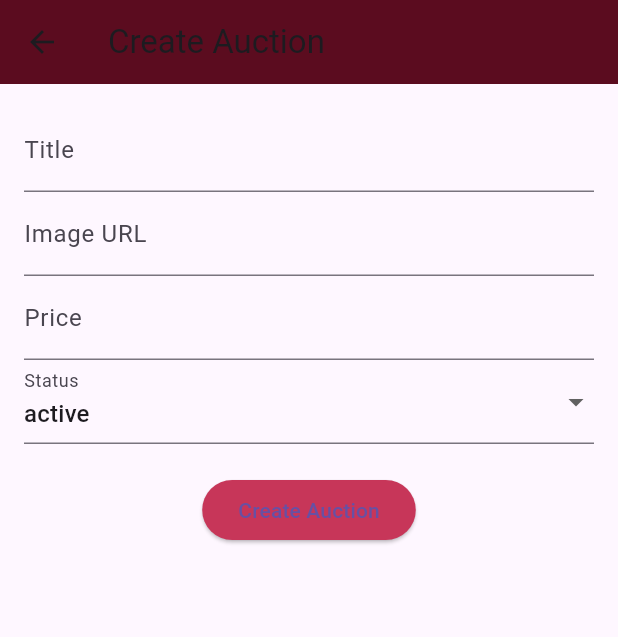
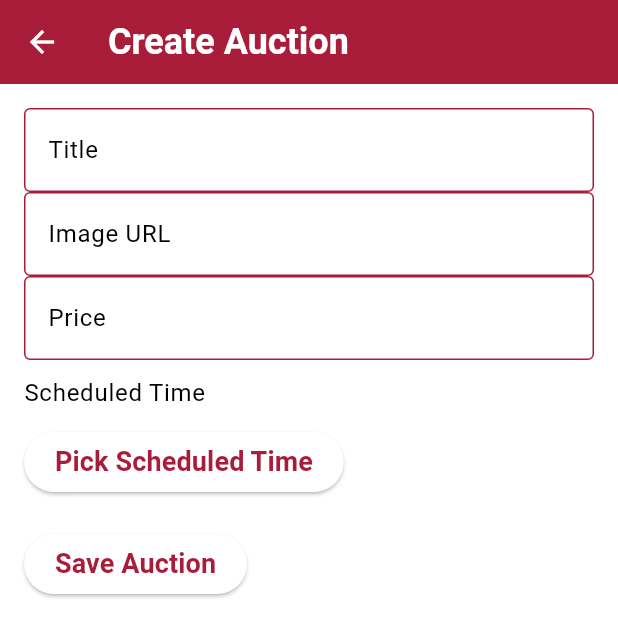
Before and after one commit to AlleTre-E-Commerce-Complex/alletre-flutter, a Flutter app: the screen it shows after launch, after a tap on "Create Auction", on a phone screen of 412 x 824 dp. Shown: the top 637 px of the screen. Run offline on Flutter 3.47's test engine with Material 3 defaults, Android fonts, the phone set to English and light mode, and no system bars; Roboto replaces fonts that are missing (Montserrat).

```diff
--- a/lib/main.dart
+++ b/lib/main.dart
@@ -1,15 +1,11 @@
 import 'package:alletre_app/controller/providers/auction_provider.dart';
+import 'package:alletre_app/utils/theme/app_theme.dart';
 import 'package:alletre_app/view/home/home_screen.dart';
 import 'package:flutter/material.dart';
 import 'package:provider/provider.dart';
 
 void main() {
-  runApp(
-    ChangeNotifierProvider(
-      create: (context) => AuctionProvider(),
-      child: const MyApp(),
-    ),
-  );
+  runApp(const MyApp());
 }
 
 class MyApp extends StatelessWidget {
@@ -17,13 +13,18 @@ class MyApp extends StatelessWidget {
 
   @override
   Widget build(BuildContext context) {
-    return MaterialApp(
-      title: 'Alletre Auction',
-      theme: ThemeData(
-        primarySwatch: Colors.red,
-        visualDensity: VisualDensity.adaptivePlatformDensity,
+    return MultiProvider(
+      providers: [
+        ChangeNotifierProvider(
+          create: (context) => AuctionProvider(),
+        ),
+      ],
+      child: MaterialApp(
+        title: 'Alletre',
+        theme: customTheme(),
+        debugShowCheckedModeBanner: false,
+        home: const HomeScreen(),
       ),
-      home: HomeScreen(),
     );
   }
 }
--- a/lib/model/auction_item.dart
+++ b/lib/model/auction_item.dart
@@ -2,12 +2,19 @@ class AuctionItem {
   final String title;
   final String imageUrl;
   final String price;
-  final String status; // "Active" or "Scheduled"
+  String status;  // "scheduled" or "active"
+  final DateTime scheduledTime;
 
   AuctionItem({
     required this.title,
     required this.imageUrl,
     required this.price,
-    required this.status,
+    this.status = 'scheduled',  // Default status is 'scheduled'
+    required this.scheduledTime,
   });
+
+  // Method to check if the auction should be marked as active
+  bool isActive() {
+    return DateTime.now().isAfter(scheduledTime);
+  }
 }
--- /dev/null
+++ b/lib/utils/theme/app_theme.dart
@@ -0,0 +1,94 @@
+import 'package:flutter/material.dart';
+
+// Define color palette
+const Color onSecondaryColor = Color(0xFF000000);
+const Color primaryVariantColor = Color(0xFF5b0c1f);
+const Color primaryColor = Color(0xFFa91d3a);
+const Color surfaceColor = Color(0xFFc73659);
+const Color secondaryColor = Color(0xFFFFFFFF);
+const Color errorColor = Color(0xFFe40909);
+const Color activeColor = Color(0xFF089F28);
+const Color scheduledColor = Color(0xFFD57A0A);
+
+ThemeData customTheme() {
+  return ThemeData(
+    primaryColor: primaryColor,
+    primaryColorDark: primaryVariantColor,
+    primaryColorLight: surfaceColor,
+    hintColor: surfaceColor,
+    fontFamily: 'Montserrat', // Apply Montserrat font
+
+    // Define text styles
+    textTheme: const TextTheme(
+      displayLarge: TextStyle(
+          fontWeight: FontWeight.bold, fontSize: 32, color: onSecondaryColor),
+      displayMedium: TextStyle(
+          fontWeight: FontWeight.w600, fontSize: 28, color: onSecondaryColor),
+      bodyLarge: TextStyle(
+          fontWeight: FontWeight.w400, fontSize: 16, color: onSecondaryColor),
+      bodyMedium: TextStyle(
+          fontWeight: FontWeight.w300, fontSize: 14, color: onSecondaryColor),
+      bodySmall: TextStyle(
+          fontWeight: FontWeight.w300, fontSize: 12, color: onSecondaryColor),
+      labelLarge: TextStyle(
+          fontWeight: FontWeight.w600, fontSize: 18, color: secondaryColor),
+      titleLarge: TextStyle(
+          fontWeight: FontWeight.w700, fontSize: 24, color: onSecondaryColor),
+    ),
+
+    // Color scheme with errorColor
+    colorScheme: ColorScheme.fromSwatch(
+        primarySwatch: MaterialColor(primaryColor.value, const {
+      50: primaryColor,
+      100: primaryColor,
+      200: primaryColor,
+      300: primaryColor,
+      400: primaryColor,
+      500: primaryColor,
+      600: primaryColor,
+      700: primaryColor,
+      800: primaryColor,
+      900: primaryColor,
+    })).copyWith(
+      error: errorColor,
+    ),
+
+    // AppBar Theme
+    appBarTheme: const AppBarTheme(
+      backgroundColor: primaryColor,
+      titleTextStyle: TextStyle(
+          fontSize: 24, fontWeight: FontWeight.bold, color: secondaryColor),
+      iconTheme: IconThemeData(color: secondaryColor),
+    ),
+
+    // Button Theme
+    buttonTheme: ButtonThemeData(
+      buttonColor: surfaceColor,
+      shape: RoundedRectangleBorder(borderRadius: BorderRadius.circular(8)),
+      textTheme: ButtonTextTheme.primary,
+    ),
+
+    // Floating Action Button Theme
+    floatingActionButtonTheme: FloatingActionButtonThemeData(
+      backgroundColor: primaryColor,
+      shape: RoundedRectangleBorder(borderRadius: BorderRadius.circular(16)),
+    ),
+
+    // Bottom App Bar Theme
+    bottomAppBarTheme: const BottomAppBarTheme(color: surfaceColor),
+
+    // Input Decoration Theme
+    inputDecorationTheme: const InputDecorationTheme(
+      filled: true,
+      fillColor: secondaryColor,
+      hintStyle: TextStyle(color: onSecondaryColor),
+      border: OutlineInputBorder(
+        borderRadius: BorderRadius.all(Radius.circular(8)),
+        borderSide: BorderSide.none,
+      ),
+      enabledBorder: OutlineInputBorder(
+        borderSide: BorderSide(color: primaryColor),
+      ),
+    ),
+  );
+}
--- a/lib/view/home/create_auction_screen.dart
+++ b/lib/view/home/create_auction_screen.dart
@@ -1,7 +1,7 @@
+import 'package:flutter/material.dart';
+import 'package:provider/provider.dart';
 import 'package:alletre_app/controller/providers/auction_provider.dart';
 import 'package:alletre_app/model/auction_item.dart';
-import 'package:flutter/material.dart';
-import 'package:provider/provider.dart';
 
 class CreateAuctionScreen extends StatefulWidget {
   const CreateAuctionScreen({super.key});
@@ -13,12 +13,102 @@ class CreateAuctionScreen extends StatefulWidget {
 
 class _CreateAuctionScreenState extends State<CreateAuctionScreen> {
   final _formKey = GlobalKey<FormState>();
+  late String _title;
+  late String _imageUrl;
+  late String _price;
+  late DateTime _scheduledTime;
 
-  // Input fields
-  String _title = '';
-  String _imageUrl = '';
-  String _price = '';
-  String _status = 'active'; // Default value
+  @override
+  Widget build(BuildContext context) {
+    return Scaffold(
+      appBar: AppBar(
+        title: const Text('Create Auction'),
+      ),
+      body: Padding(
+        padding: const EdgeInsets.all(16.0),
+        child: Form(
+          key: _formKey,
+          child: Column(
+            crossAxisAlignment: CrossAxisAlignment.start,
+            children: [
+              TextFormField(
+                decoration: InputDecoration(
+                  labelText: 'Title',
+                  labelStyle: Theme.of(context).textTheme.bodyLarge,
+                ),
+                onSaved: (value) {
+                  _title = value ?? '';
+                },
+                validator: (value) {
+                  if (value == null || value.isEmpty) {
+                    return 'Please enter a title';
+                  }
+                  return null;
+                },
+              ),
+              TextFormField(
+                decoration: InputDecoration(
+                  labelText: 'Image URL',
+                  labelStyle: Theme.of(context).textTheme.bodyLarge,
+                ),
+                onSaved: (value) {
+                  _imageUrl = value ?? '';
+                },
+                validator: (value) {
+                  if (value == null || value.isEmpty) {
+                    return 'Please enter an image URL';
+                  }
+                  return null;
+                },
+              ),
+              TextFormField(
+                decoration: InputDecoration(
+                  labelText: 'Price',
+                  labelStyle: Theme.of(context).textTheme.bodyLarge,
+                ),
+                onSaved: (value) {
+                  _price = value ?? '';
+                },
+                validator: (value) {
+                  if (value == null || value.isEmpty) {
+                    return 'Please enter a price';
+                  }
+                  return null;
+                },
+              ),
+              const SizedBox(height: 10),
+              Text(
+                'Scheduled Time',
+                style: Theme.of(context).textTheme.bodyLarge,
+              ),
+              const SizedBox(height: 10),
+              ElevatedButton(
+                onPressed: () async {
+                  final pickedTime = await showDatePicker(
+                    context: context,
+                    initialDate: DateTime.now(),
+                    firstDate: DateTime.now(),
+                    lastDate: DateTime(2100),
+                  );
+                  if (pickedTime != null) {
+                    setState(() {
+                      _scheduledTime = pickedTime;
+                    });
+                  }
+                },
+                child: const Text('Pick Scheduled Time'),
+              ),
+              const SizedBox(height: 20),
+              ElevatedButton(
+                onPressed: _saveAuction,
+                child: const Text('Save Auction'),
+              ),
+            ],
+          ),
+        ),
+      ),
+    );
+  }
 
   void _saveAuction() {
     if (!_formKey.currentState!.validate()) return;
@@ -29,72 +119,11 @@ class _CreateAuctionScreenState extends State<CreateAuctionScreen> {
       title: _title,
       imageUrl: _imageUrl,
       price: _price,
-      status: _status,
+      scheduledTime: _scheduledTime,
     );
 
-    // Add to the relevant list based on status
-    if (_status == 'active') {
-      context.read<AuctionProvider>().addOngoingAuction(newAuction);
-    } else if (_status == 'scheduled') {
-      context.read<AuctionProvider>().addUpcomingAuction(newAuction);
-    }
+    context.read<AuctionProvider>().addUpcomingAuction(newAuction);
 
-    Navigator.of(context).pop(); // Return to previous screen
-  }
-
-  @override
-  Widget build(BuildContext context) {
-    return Scaffold(
-      appBar: AppBar(
-        title: const Text('Create Auction'),
-        backgroundColor: const Color(0xFF5b0c1f),
-      ),
-      body: Padding(
-        padding: const EdgeInsets.all(16.0),
-        child: Form(
-          key: _formKey,
-          child: Column(
-            children: [
-              TextFormField(
-                decoration: const InputDecoration(labelText: 'Title'),
-                onSaved: (value) => _title = value!,
-                validator: (value) =>
-                    value!.isEmpty ? 'Please enter a title' : null,
-              ),
-              TextFormField(
-                decoration: const InputDecoration(labelText: 'Image URL'),
-                onSaved: (value) => _imageUrl = value!,
-                validator: (value) =>
-                    value!.isEmpty ? 'Please enter an image URL' : null,
-              ),
-              TextFormField(
-                decoration: const InputDecoration(labelText: 'Price'),
-                keyboardType: TextInputType.number,
-                onSaved: (value) => _price = value!,
-                validator: (value) =>
-                    value!.isEmpty ? 'Please enter a price' : null,
-              ),
-              DropdownButtonFormField(
-                decoration: const InputDecoration(labelText: 'Status'),
-                value: _status,
-                items: const [
-                  DropdownMenuItem(value: 'active', child: Text('active')),
-                  DropdownMenuItem(value: 'scheduled', child: Text('scheduled')),
-                ],
-                onChanged: (value) => setState(() => _status = value!),
-              ),
-              const SizedBox(height: 20),
-              ElevatedButton(
-                onPressed: _saveAuction,
-                style: ElevatedButton.styleFrom(
-                  backgroundColor: const Color(0xFFc73659),
-                ),
-                child: const Text('Create Auction'),
-              ),
-            ],
-          ),
-        ),
-      ),
-    );
+    Navigator.of(context).pop();
   }
 }
--- a/lib/view/home/home_screen.dart
+++ b/lib/view/home/home_screen.dart
@@ -1,5 +1,3 @@
-// ignore_for_file: library_private_types_in_public_api
-
 import 'package:alletre_app/controller/providers/auction_provider.dart';
 import 'package:alletre_app/view/widgets/auction_list_widget.dart';
 import 'package:flutter/material.dart';
@@ -10,6 +8,7 @@ class HomeScreen extends StatefulWidget {
   const HomeScreen({super.key});
 
   @override
+  // ignore: library_private_types_in_public_api
   _HomeScreenState createState() => _HomeScreenState();
 }
 
@@ -26,7 +25,7 @@ class _HomeScreenState extends State<HomeScreen> {
 
     return Scaffold(
       appBar: AppBar(
-        backgroundColor: const Color(0xFF5b0c1f),
+        backgroundColor: Theme.of(context).primaryColor,
         title: const Text('Alletre'),
         actions: [
           IconButton(
@@ -77,7 +76,7 @@ class _HomeScreenState extends State<HomeScreen> {
         ),
       ),
       bottomNavigationBar: BottomAppBar(
-        color: const Color(0xFFc73659),
+        color: Theme.of(context).bottomAppBarTheme.color,
         child: Row(
           mainAxisAlignment: MainAxisAlignment.spaceEvenly,
           children: [
```
Also changed, not shown: lib/controller/providers/auction_provider.dart (+26 -8 lines), lib/view/widgets/auction_list_widget.dart (+8 -2 lines), lib/assets/fonts/Montserrat-Black.ttf (added), lib/assets/fonts/Montserrat-Bold.ttf (added), lib/assets/fonts/Montserrat-Light.ttf (added), lib/assets/fonts/Montserrat-Medium.ttf (added), lib/assets/fonts/Montserrat-Regular.ttf (added).
